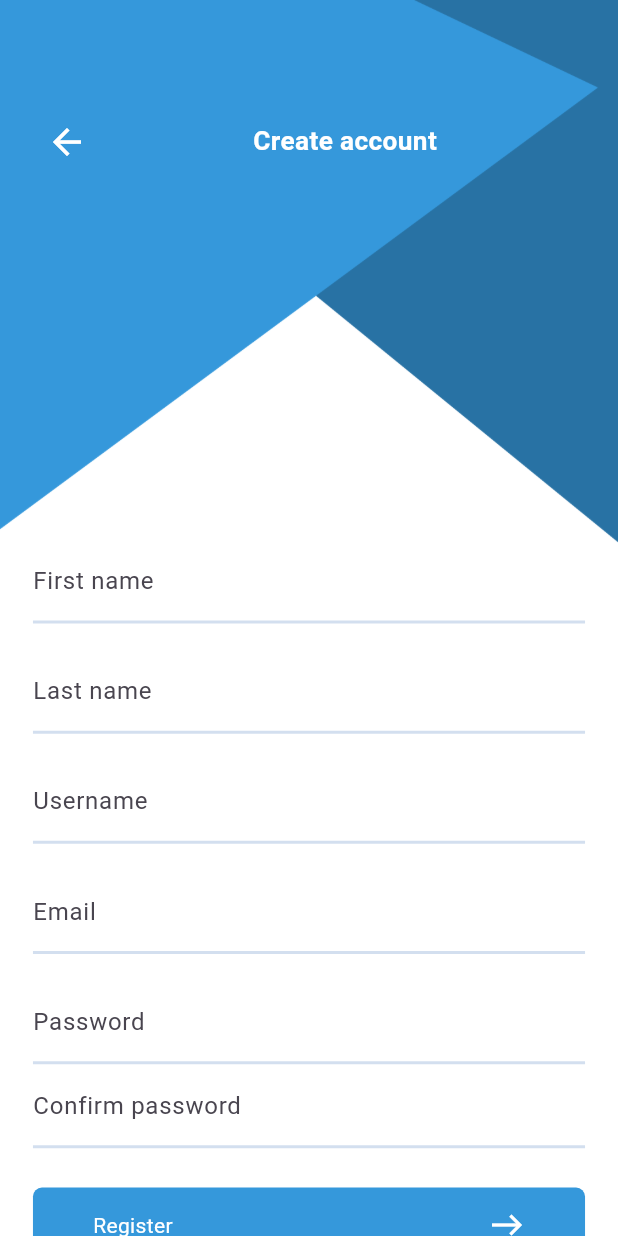
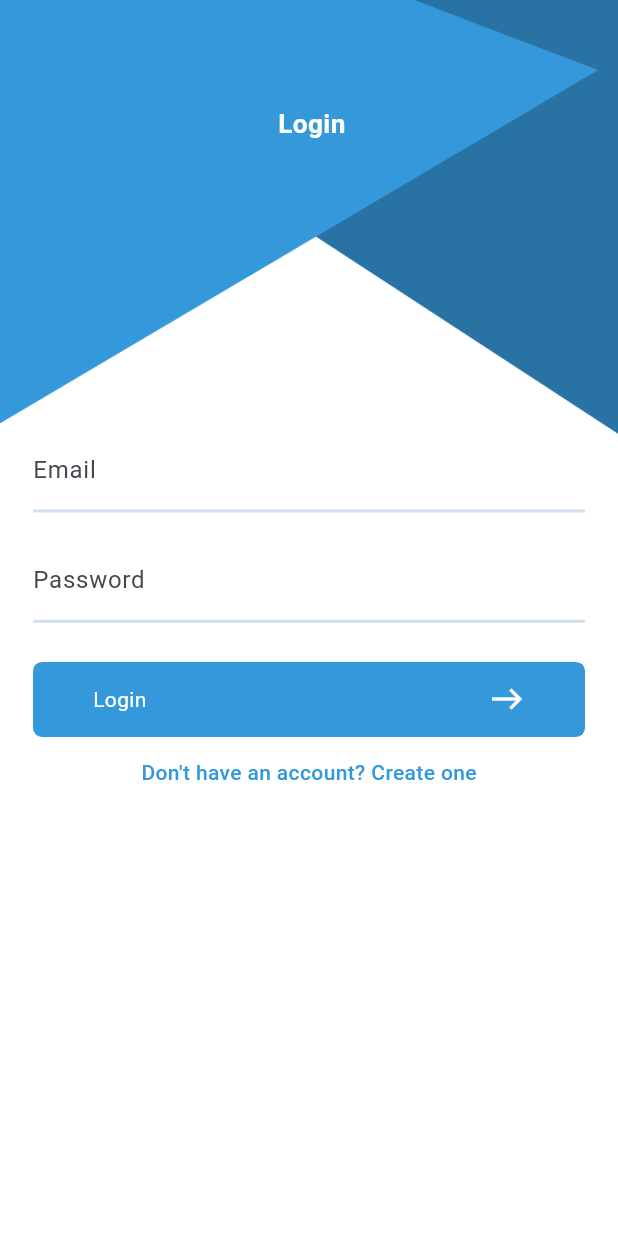
Before and after one commit to MohammedGhazaly/chat_app, a Flutter app: the screen it shows after launch, on a phone screen of 412 x 824 dp. Run offline on Flutter 3.47's test engine with Material 2 defaults, Android fonts, the phone set to English and light mode, and no system bars; our stand-ins replace awesome_dialog, email_validator, firebase_auth, firebase_core, flutter_screenutil, google_fonts; accounts and stored records are empty.

Commit message:
Finished login view and view model

```diff
--- a/lib/features/auth/navigator/auth_navigator.dart
+++ b/lib/features/auth/navigator/auth_navigator.dart
@@ -1,4 +1,5 @@
 abstract class AuthNavigator {
   void showSuccessDialog({required String title, required String desc});
   void showFailureDialog({required String title, required String desc});
+  void navigate();
 }
--- /dev/null
+++ b/lib/features/auth/view/login/login_view.dart
@@ -0,0 +1,197 @@
+import 'package:chat_app/features/auth/navigator/auth_navigator.dart';
+import 'package:chat_app/features/auth/view/register/register_view.dart';
+import 'package:chat_app/features/auth/view/widgets/custom_auth_button.dart';
+import 'package:chat_app/features/auth/view/widgets/custom_text_field.dart';
+import 'package:chat_app/features/auth/view_model/login_view_model.dart';
+import 'package:chat_app/features/auth/view_model/register_view_model.dart';
+import 'package:chat_app/utils/custom_dialogs.dart';
+import 'package:email_validator/email_validator.dart';
+import 'package:flutter/material.dart';
+import 'package:flutter_screenutil/flutter_screenutil.dart';
+import 'package:provider/provider.dart';
+
+class LoginView extends StatefulWidget {
+  static String routeName = "login-view";
+  const LoginView({super.key});
+
+  @override
+  State<LoginView> createState() => _LoginViewState();
+}
+
+class _LoginViewState extends State<LoginView> implements AuthNavigator {
+  final _formKey = GlobalKey<FormState>();
+  bool isEmailAddressValid = false;
+  bool isPasswordValid = false;
+  var email = "";
+  var password = "";
+  LoginViewModel loginViewModel = LoginViewModel();
+  @override
+  void initState() {
+    // TODO: implement initState
+    super.initState();
+    loginViewModel.navigator = this;
+  }
+
+  @override
+  Widget build(BuildContext context) {
+    return ChangeNotifierProvider<LoginViewModel>(
+      create: (context) => loginViewModel,
+      child: Scaffold(
+        // resizeToAvoidBottomInset: false,
+        backgroundColor: Colors.white,
+        body: SingleChildScrollView(
+          child: Stack(
+            // fit: StackFit.passthrough,
+            alignment: Alignment.center,
+            children: [
+              Image.asset(
+                "assets/images/background@3x.png",
+                width: double.infinity,
+                height: MediaQuery.of(context).size.height,
+                fit: BoxFit.fill,
+              ),
+              Positioned(
+                // right: MediaQuery.of(context).size.width * 0.5,
+                left: MediaQuery.of(context).size.width * 0.45,
+                top: MediaQuery.of(context).size.width * 0.15,
+                child: Padding(
+                  padding: EdgeInsets.only(top: 10.h),
+                  child: Text(
+                    "Login",
+                    style: TextStyle(
+                      color: Colors.white,
+                      fontSize: 20.sp,
+                      fontWeight: FontWeight.bold,
+                    ),
+                  ),
+                ),
+              ),
+              Padding(
+                padding: EdgeInsets.symmetric(horizontal: 20.w),
+                child: Align(
+                  alignment: Alignment.center,
+                  child: Form(
+                    autovalidateMode: AutovalidateMode.onUserInteraction,
+                    key: _formKey,
+                    child: Column(
+                      crossAxisAlignment: CrossAxisAlignment.start,
+                      children: [
+                        CustomTextField(
+                          onChangedFunction: (value) {
+                            email = value;
+                            if (!EmailValidator.validate(value)) {
+                              isEmailAddressValid = false;
+                            } else {
+                              isEmailAddressValid = true;
+                            }
+                            setState(() {});
+                          },
+                          isValid: isEmailAddressValid,
+                          labelText: "Email",
+                          validatorFunction: (value) {
+                            if (value == null && value!.isEmpty) {
+                              return "Email should not be empty";
+                            }
+                            if (!EmailValidator.validate(value)) {
+                              return "Please enter a valid email";
+                            }
+                            return null;
+                          },
+                          textInputType: TextInputType.emailAddress,
+                        ),
+                        SizedBox(
+                          height: 20.h,
+                        ),
+                        CustomTextField(
+                          obscureText: true,
+                          onChangedFunction: (value) {
+                            password = value;
+                            if (value.length < 6) {
+                              isPasswordValid = false;
+                            } else {
+                              isPasswordValid = true;
+                            }
+
+                            setState(() {});
+                          },
+                          isValid: isPasswordValid,
+                          labelText: "Password",
+                          validatorFunction: (value) {
+                            if (value == null && value!.isEmpty) {
+                              return "Password should not be empty";
+                            }
+                            if (value.length < 6) {
+                              return "Password should be at least 6 characters";
+                            }
+                            return null;
+                          },
+                          textInputType: TextInputType.visiblePassword,
+                        ),
+                        SizedBox(
+                          height: 30.h,
+                        ),
+                        Consumer<LoginViewModel>(
+                          builder: (context, viewModel, child) {
+                            return CustomAuthButton(
+                              isLoading: viewModel.isLoging,
+                              buttonText:
+                                  viewModel.isLoging ? "Joining..." : "Login",
+                              onTapFunction: () {
+                                if (_formKey.currentState!.validate()) {
+                                  viewModel.firebaseLogin(
+                                      email: email, password: password);
+                                }
+                              },
+                            );
+                          },
+                        ),
+                        SizedBox(
+                          height: 16.h,
+                        ),
+                        Row(
+                          mainAxisAlignment: MainAxisAlignment.center,
+                          children: [
+                            InkWell(
+                              onTap: () {
+                                Navigator.pushNamed(
+                                    context, RegisterView.routeName);
+                              },
+                              child: Text(
+                                "Don't have an account? Create one",
+                                style: TextStyle(
+                                    color: Color(0xff3598DB),
+                                    fontWeight: FontWeight.w500),
+                              ),
+                            ),
+                          ],
+                        ),
+                        SizedBox(
+                          height: 15.h,
+                        ),
+                      ],
+                    ),
+                  ),
+                ),
+              ),
+            ],
+          ),
+        ),
+      ),
+    );
+  }
+
+  @override
+  void navigate() {
+    // TODO: implement navigate
+  }
+
+  @override
+  void showFailureDialog({required String title, required String desc}) {
+    CustomDialogs.showFailureDialog(context: context, title: title, desc: desc);
+  }
+
+  @override
+  void showSuccessDialog({required String title, required String desc}) {
+    CustomDialogs.showSuccessDialog(context: context, title: title, desc: desc);
+  }
+}
--- a/lib/main.dart
+++ b/lib/main.dart
@@ -1,3 +1,4 @@
+import 'package:chat_app/features/auth/view/login/login_view.dart';
 import 'package:chat_app/features/auth/view/register/register_view.dart';
 import 'package:firebase_core/firebase_core.dart';
 import 'package:flutter/material.dart';
@@ -29,8 +30,11 @@ class MyApp extends StatelessWidget {
             theme: ThemeData(
               useMaterial3: true,
             ),
-            initialRoute: RegisterView.routeName,
-            routes: {RegisterView.routeName: (context) => const RegisterView()},
+            initialRoute: LoginView.routeName,
+            routes: {
+              RegisterView.routeName: (context) => const RegisterView(),
+              LoginView.routeName: (context) => const LoginView(),
+            },
           );
         });
   }
```
Also changed, not shown: lib/features/auth/view/register/register_view.dart (+9 -2 lines), lib/features/auth/view_model/login_view_model.dart (added, +28 -0 lines), lib/features/auth/view_model/register_view_model.dart (+5 -3 lines).
